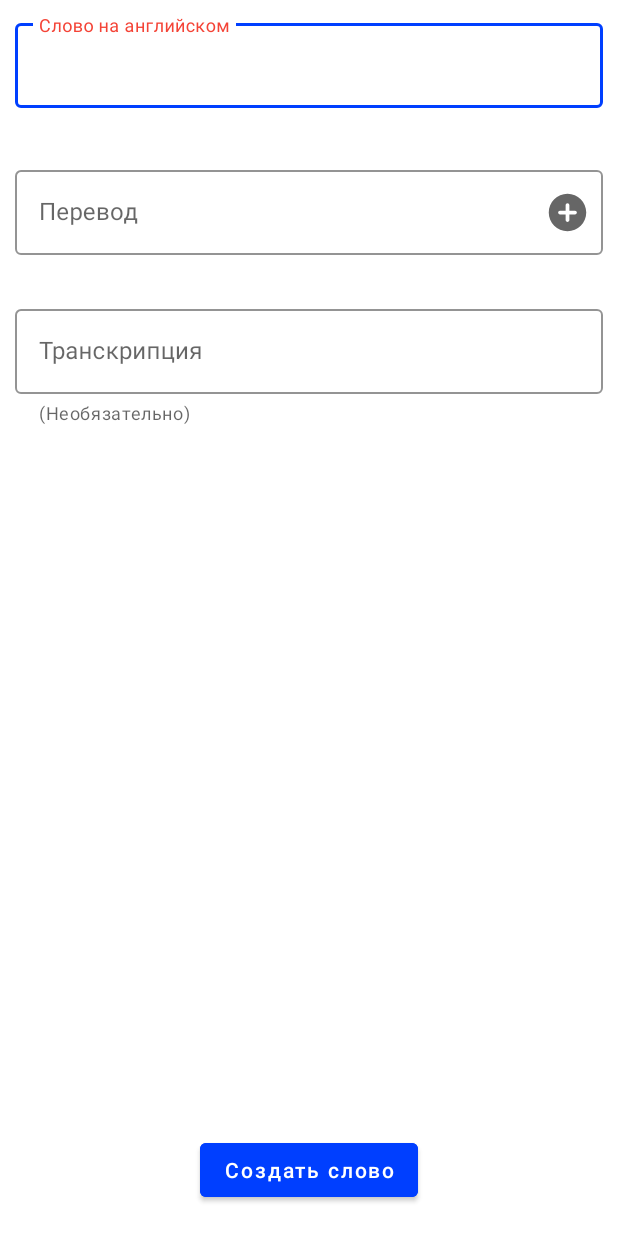
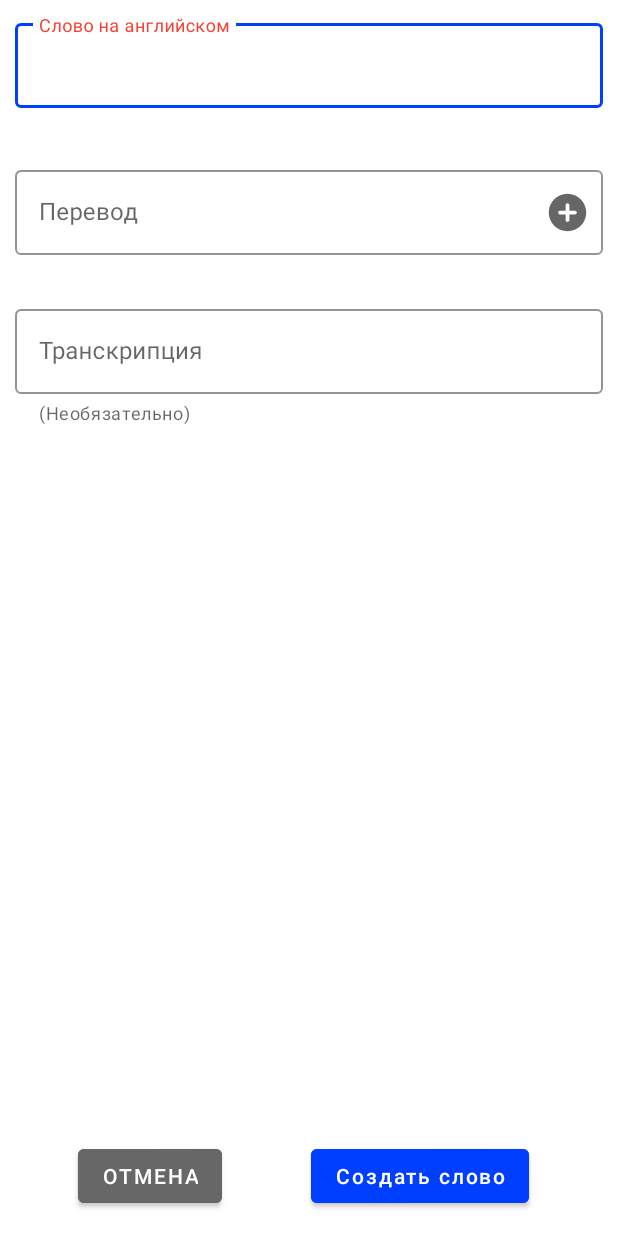
Before and after one commit to Komilast/EngLearn2, an Android app: the AAEWFragment screen opened directly, with no data from a screen before it, on a phone screen of 412 x 824 dp. Run offline under Robolectric (Android 15) with nearby library versions, the phone set to English and light mode, and no system bars; libraries missing offline, so code that uses them is left out: io.realm, io.realm.kotlin; 1 statement that could not run was skipped.

Commit message:
Добавленна кнопка отмены при добавлении или редактировании слова

```diff
--- a/app/src/main/java/ru/guru/englearn2/View/Fragments/AAEWFragment.kt
+++ b/app/src/main/java/ru/guru/englearn2/View/Fragments/AAEWFragment.kt
@@ -100,7 +100,11 @@ class AAEWFragment : Fragment(R.layout.fragment_aaew) {
                 }
             }
 
-
+            cancel.setOnClickListener {
+                val intent = Intent(requireContext(), WordListActivity::class.java)
+                intent.putExtra("idLesson", idLesson)
+                startActivity(intent)
+            }
         }
 
         return binding.root
--- a/app/src/main/res/layout/fragment_aaew.xml
+++ b/app/src/main/res/layout/fragment_aaew.xml
@@ -6,10 +6,10 @@
     android:layout_height="match_parent">
 
     <com.google.android.material.textfield.TextInputLayout
+        android:id="@+id/eng_inputLayout"
+        style="@style/Widget.MaterialComponents.TextInputLayout.OutlinedBox"
         android:layout_width="match_parent"
         android:layout_height="wrap_content"
-        android:id="@+id/eng_inputLayout"
-        style="@style/Widget.MaterialComponents.TextInputLayout.OutlinedBox"
         android:layout_marginStart="10dp"
         android:layout_marginTop="10dp"
         android:layout_marginEnd="10dp"
@@ -23,9 +23,9 @@
         app:layout_constraintTop_toTopOf="parent">
 
         <com.google.android.material.textfield.TextInputEditText
+            android:id="@+id/edit_eng"
             android:layout_width="match_parent"
-            android:layout_height="wrap_content"
-            android:id="@+id/edit_eng"/>
+            android:layout_height="wrap_content" />
 
     </com.google.android.material.textfield.TextInputLayout>
 
@@ -60,10 +60,10 @@
         android:layout_marginStart="15dp"
         android:layout_marginTop="15dp"
         android:layout_marginEnd="15dp"
+        android:scrollbarFadeDuration="0"
         android:scrollbars="vertical"
-        android:scrollbarFadeDuration="0"
+        app:layout_constraintEnd_toEndOf="parent"
         app:layout_constraintHeight_max="180dp"
-        app:layout_constraintEnd_toEndOf="parent"
         app:layout_constraintStart_toStartOf="parent"
         app:layout_constraintTop_toBottomOf="@+id/rusInputLayout" />
 
@@ -95,12 +95,23 @@
         android:id="@+id/ok_btn"
         android:layout_width="wrap_content"
         android:layout_height="wrap_content"
-        android:layout_marginBottom="20dp"
+        android:layout_marginBottom="16dp"
         android:backgroundTint="@color/app"
         android:text="Создать слово"
         android:textAllCaps="false"
         app:layout_constraintBottom_toBottomOf="parent"
         app:layout_constraintEnd_toEndOf="parent"
+        app:layout_constraintStart_toEndOf="@+id/cancel" />
+
+    <Button
+        android:id="@+id/cancel"
+        android:layout_width="wrap_content"
+        android:layout_height="wrap_content"
+        android:layout_marginStart="52dp"
+        android:layout_marginBottom="16dp"
+        android:backgroundTint="#676767"
+        android:text="Отмена"
+        app:layout_constraintBottom_toBottomOf="parent"
         app:layout_constraintStart_toStartOf="parent" />
 
 </androidx.constraintlayout.widget.ConstraintLayout>
```
